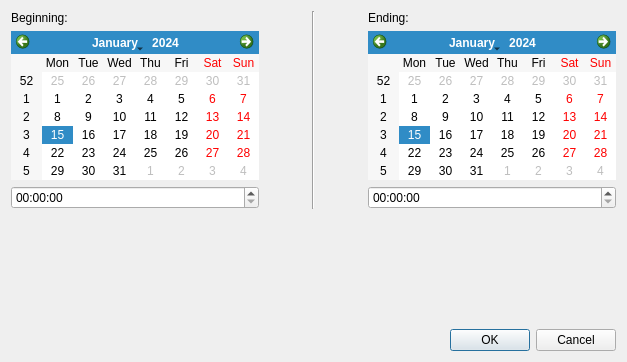
pasbi/CAN, file src/Dialogs/datetimedialog.ui: the form before one commit.
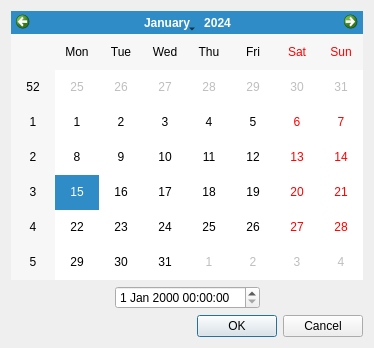
The form after the commit.

Commit message: events have no end date time anymore

```diff
--- a/src/Dialogs/datetimedialog.ui
+++ b/src/Dialogs/datetimedialog.ui
@@ -9,8 +9,8 @@
    <rect>
     <x>0</x>
     <y>0</y>
-    <width>627</width>
-    <height>362</height>
+    <width>374</width>
+    <height>348</height>
    </rect>
   </property>
   <property name="sizePolicy">
@@ -22,54 +22,12 @@
   <property name="windowTitle">
    <string>Begin and Ending</string>
   </property>
-  <layout class="QVBoxLayout" name="verticalLayout_3">
+  <layout class="QVBoxLayout" name="verticalLayout">
+   <item>
+    <widget class="QCalendarWidget" name="calendarWidget"/>
+   </item>
    <item>
     <layout class="QHBoxLayout" name="horizontalLayout">
-     <item>
-      <layout class="QVBoxLayout" name="verticalLayout_2">
-       <item>
-        <widget class="QLabel" name="label">
-         <property name="text">
-          <string>Beginning:</string>
-         </property>
-        </widget>
-       </item>
-       <item>
-        <widget class="QCalendarWidget" name="calendarWidgetBeginning">
-         <property name="toolTip">
-          <string>Date of the begin.</string>
-         </property>
-        </widget>
-       </item>
-       <item>
-        <widget class="QTimeEdit" name="timeEditBeginning">
-         <property name="toolTip">
-          <string>Time of the begin.</string>
-         </property>
-        </widget>
-       </item>
-      </layout>
-     </item>
-     <item>
-      <spacer name="horizontalSpacer">
-       <property name="orientation">
-        <enum>Qt::Horizontal</enum>
-       </property>
-       <property name="sizeHint" stdset="0">
-        <size>
-         <width>40</width>
-         <height>20</height>
-        </size>
-       </property>
-      </spacer>
-     </item>
-     <item>
-      <widget class="Line" name="line">
-       <property name="orientation">
-        <enum>Qt::Vertical</enum>
-       </property>
-      </widget>
-     </item>
      <item>
       <spacer name="horizontalSpacer_2">
        <property name="orientation">
@@ -84,50 +42,29 @@
       </spacer>
      </item>
      <item>
-      <layout class="QVBoxLayout" name="verticalLayout">
-       <item>
-        <widget class="QLabel" name="label_2">
-         <property name="text">
-          <string>Ending:</string>
-         </property>
-        </widget>
-       </item>
-       <item>
-        <widget class="QCalendarWidget" name="calendarWidgetEnding">
-         <property name="toolTip">
-          <string>Date of the ending.</string>
-         </property>
-        </widget>
-       </item>
-       <item>
-        <widget class="QTimeEdit" name="timeEditEnding">
-         <property name="toolTip">
-          <string>Time of the end.</string>
-         </property>
-        </widget>
-       </item>
-      </layout>
+      <widget class="QDateTimeEdit" name="dateTimeEdit">
+       <property name="calendarPopup">
+        <bool>false</bool>
+       </property>
+      </widget>
+     </item>
+     <item>
+      <spacer name="horizontalSpacer">
+       <property name="orientation">
+        <enum>Qt::Horizontal</enum>
+       </property>
+       <property name="sizeHint" stdset="0">
+        <size>
+         <width>40</width>
+         <height>20</height>
+        </size>
+       </property>
+      </spacer>
      </item>
     </layout>
    </item>
-   <item>
-    <spacer name="verticalSpacer">
-     <property name="orientation">
-      <enum>Qt::Vertical</enum>
-     </property>
-     <property name="sizeHint" stdset="0">
-      <size>
-       <width>20</width>
-       <height>40</height>
-      </size>
-     </property>
-    </spacer>
-   </item>
    <item>
     <widget class="QDialogButtonBox" name="buttonBox">
-     <property name="orientation">
-      <enum>Qt::Horizontal</enum>
-     </property>
      <property name="standardButtons">
       <set>QDialogButtonBox::Cancel|QDialogButtonBox::Ok</set>
      </property>
```
Left out of the diff: 48 changed lines with no effect on the pictures. The commit also changes 9 other files.
